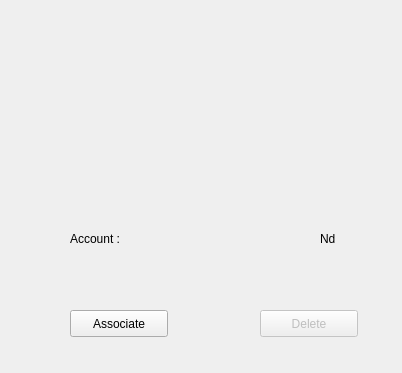
Old version of the form src/libtomahawk/accounts/dropbox/DropboxConfig.ui in the repository lfranchi/tomahawk.
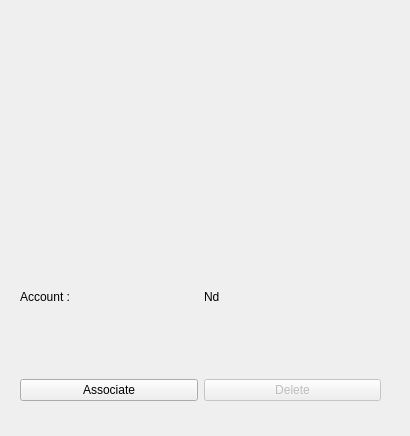
New version of the form. Icons and pictures are not drawn.

Commit message: Add the link with the custom dropbox account and the JS resolver. Add a layout to DropboxConfig.ui

Patch:
```diff
--- a/src/libtomahawk/accounts/dropbox/DropboxConfig.ui
+++ b/src/libtomahawk/accounts/dropbox/DropboxConfig.ui
@@ -6,8 +6,8 @@
    <rect>
     <x>0</x>
     <y>0</y>
-    <width>402</width>
-    <height>373</height>
+    <width>410</width>
+    <height>436</height>
    </rect>
   </property>
   <property name="windowTitle">
@@ -29,47 +29,23 @@
     <pixmap resource="../../../../resources.qrc">:/data/images/dropbox-icon.png</pixmap>
    </property>
   </widget>
-  <widget class="QLabel" name="accountTextLabel">
+  <widget class="QWidget" name="verticalLayoutWidget">
    <property name="geometry">
     <rect>
-     <x>70</x>
-     <y>230</y>
-     <width>66</width>
-     <height>17</height>
+     <x>20</x>
+     <y>220</y>
+     <width>361</width>
+     <height>181</height>
     </rect>
    </property>
-   <property name="text">
-    <string>Account :</string>
-   </property>
-  </widget>
-  <widget class="QPushButton" name="associateButton">
-   <property name="geometry">
-    <rect>
-     <x>70</x>
-     <y>310</y>
-     <width>98</width>
-     <height>27</height>
-    </rect>
-   </property>
-   <property name="text">
-    <string>Associate</string>
-   </property>
-   <property name="default">
-    <bool>false</bool>
-   </property>
-  </widget>
+   <layout class="QVBoxLayout" name="verticalLayout">
+    <item>
+     <layout class="QGridLayout" name="gridLayout">
+      <item row="1" column="1">
   <widget class="QPushButton" name="deleteButton">
    <property name="enabled">
     <bool>false</bool>
    </property>
-   <property name="geometry">
-    <rect>
-     <x>260</x>
-     <y>310</y>
-     <width>98</width>
-     <height>27</height>
-    </rect>
-   </property>
    <property name="text">
     <string>Delete</string>
    </property>
@@ -80,18 +56,34 @@
     <bool>false</bool>
    </property>
   </widget>
+      </item>
+      <item row="0" column="1">
   <widget class="QLabel" name="accountNameLabel">
-   <property name="geometry">
-    <rect>
-     <x>320</x>
-     <y>230</y>
-     <width>66</width>
-     <height>17</height>
-    </rect>
-   </property>
    <property name="text">
     <string>Nd</string>
    </property>
+       </widget>
+      </item>
+      <item row="1" column="0">
+       <widget class="QPushButton" name="associateButton">
+        <property name="text">
+         <string>Associate</string>
+        </property>
+        <property name="default">
+         <bool>false</bool>
+        </property>
+       </widget>
+      </item>
+      <item row="0" column="0">
+       <widget class="QLabel" name="accountTextLabel">
+        <property name="text">
+         <string>Account :</string>
+        </property>
+       </widget>
+      </item>
+     </layout>
+    </item>
+   </layout>
   </widget>
  </widget>
  <resources>
```
Left out of the diff: 2 changed lines with no effect on the pictures. Lines whose indentation alone changed are shown as unchanged. The commit also changes 5 other files.
